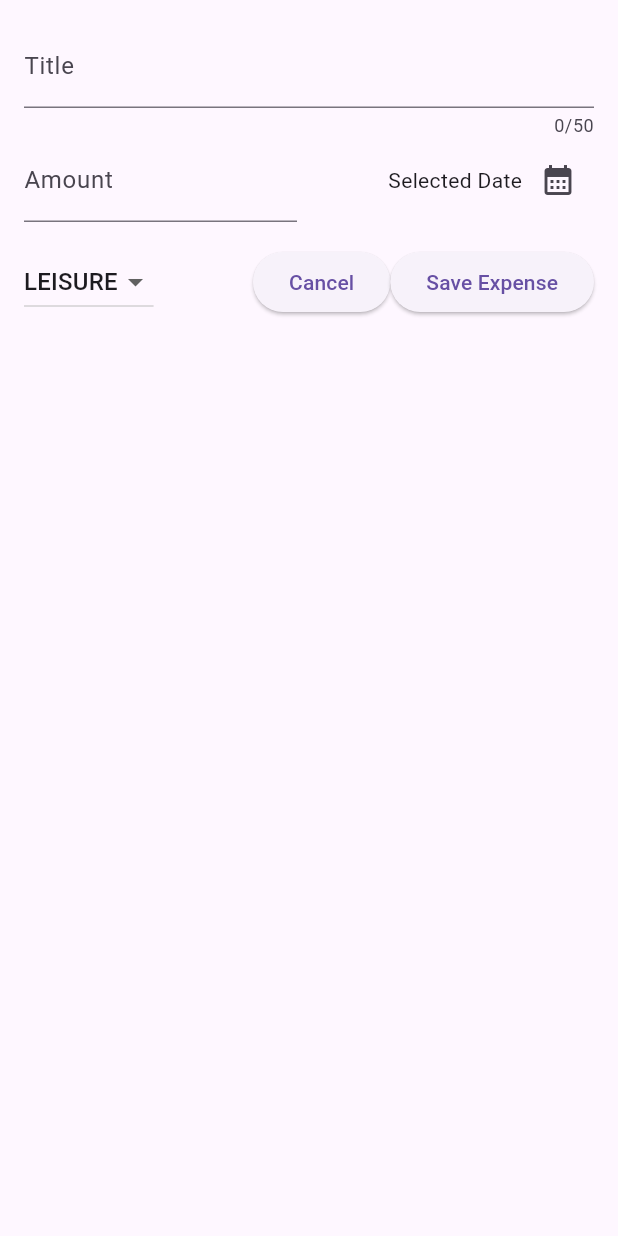
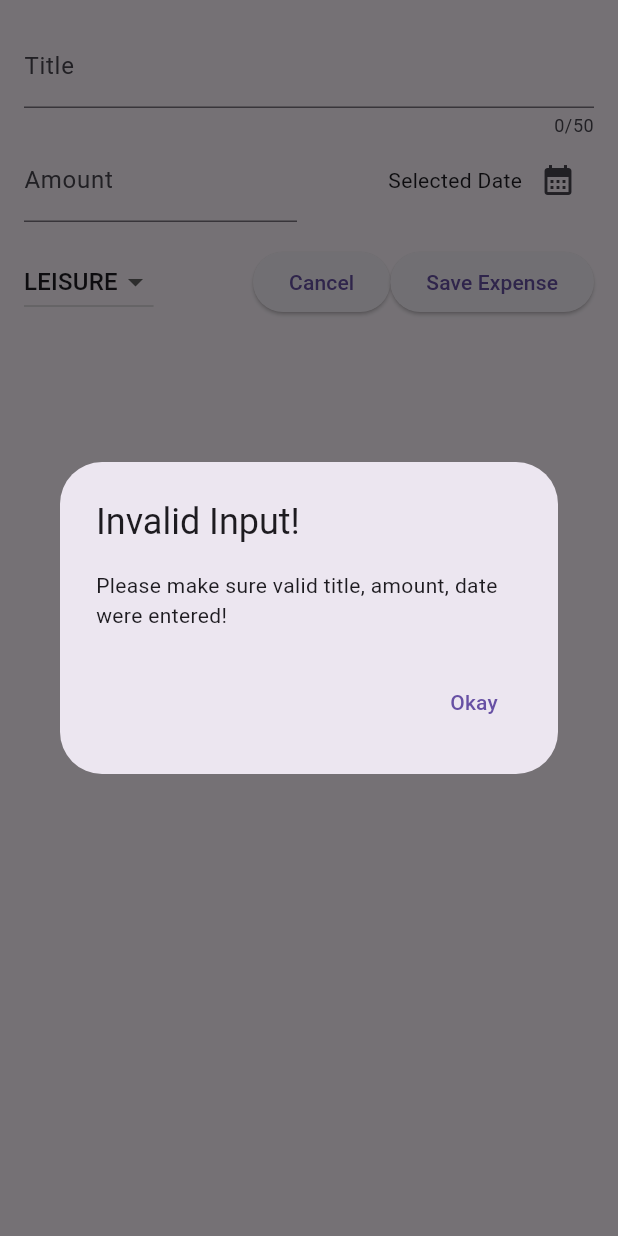
Before and after one commit to CharlesCoeder/expense_app, a Flutter app: the NewExpense widget shown alone on an empty page, opened directly, after a tap on "Save Expense", on a phone screen of 412 x 824 dp. Run offline on Flutter 3.47's test engine with Material 3 defaults, Android fonts, the phone set to English and light mode, and no system bars.

Commit message:
New expense form validation

```diff
--- a/lib/widgets/new_expense.dart
+++ b/lib/widgets/new_expense.dart
@@ -15,6 +15,32 @@ class _NewExpenseState extends State<NewExpense> {
   final _amountController = TextEditingController();
   DateTime? _selectedDate;
   Category _selectedCategory = Category.leisure;
+
+  void _submitExpenseData() {
+    final enteredAmount = double.tryParse(_amountController.text);
+    final amountIsInvalid = enteredAmount == null || enteredAmount <= 0;
+    if (_titleController.text.trim().isEmpty ||
+        amountIsInvalid ||
+        _selectedDate == null) {
+      showDialog(
+        context: context,
+        builder: (ctx) => AlertDialog(
+          title: const Text('Invalid Input!'),
+          content: const Text(
+              'Please make sure valid title, amount, date were entered!'),
+          actions: [
+            TextButton(
+              onPressed: () {
+                Navigator.pop(ctx);
+              },
+              child: const Text('Okay'),
+            ),
+          ],
+        ),
+      );
+      return;
+    }
+  }
 
   void _showDatePicker() async {
     final now = DateTime.now();
@@ -111,11 +137,9 @@ class _NewExpenseState extends State<NewExpense> {
                 child: const Text("Cancel"),
               ),
               ElevatedButton(
-                  onPressed: () {
-                    print(_titleController.text);
-                    print(_amountController.text);
-                  },
-                  child: const Text("Save Expense")),
+                onPressed: _submitExpenseData,
+                child: const Text("Save Expense"),
+              ),
             ],
           ),
         ],
```
